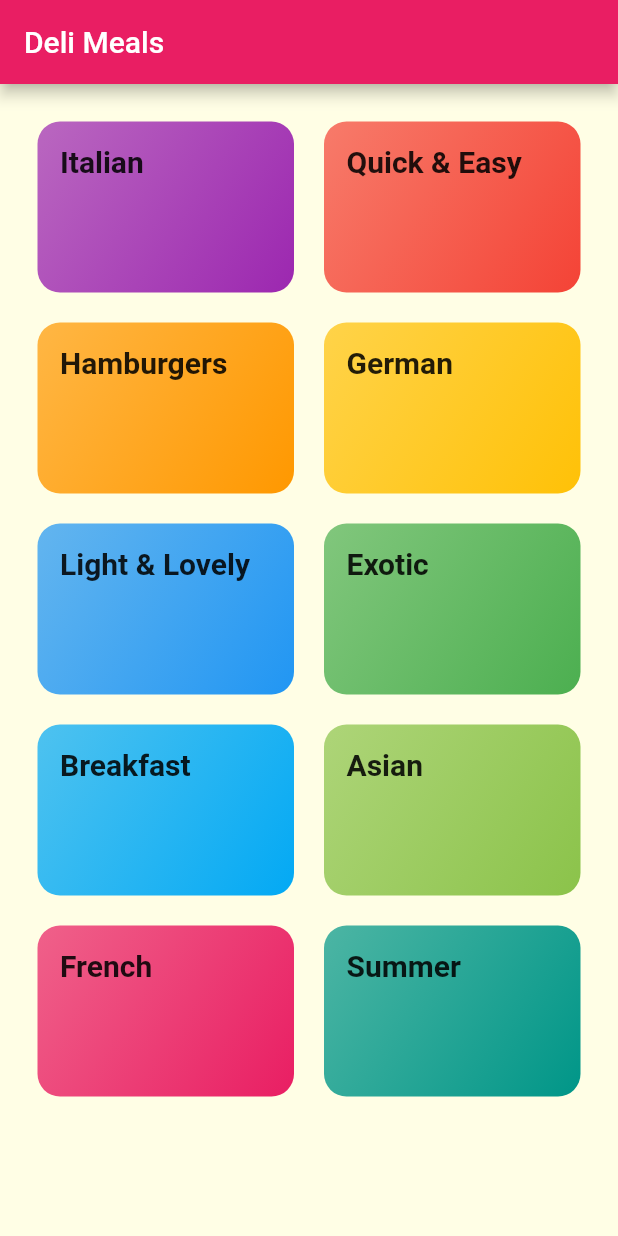
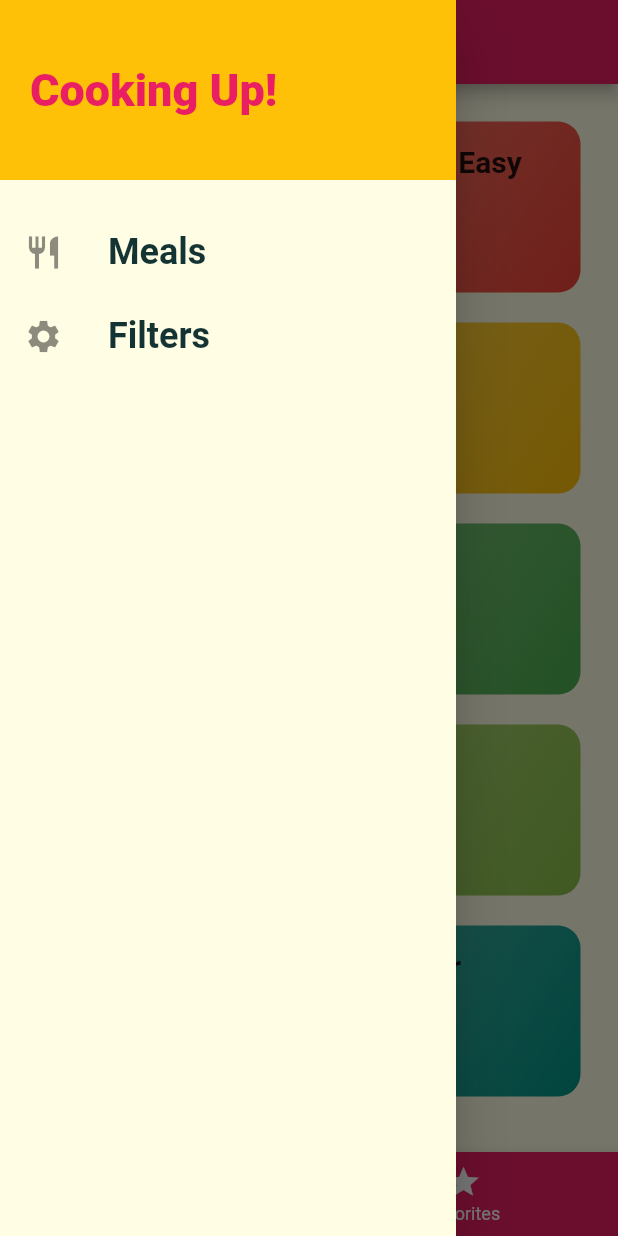
Before and after one commit to ogomegbunam/Meal-app, a Flutter app: the screen it shows after launch, with the side drawer open (before the commit the screen has no drawer), on a phone screen of 412 x 824 dp. Run offline on Flutter 3.47's test engine with Material 2 defaults, Android fonts, the phone set to English and light mode, and no system bars; Roboto replaces fonts that are missing (Raleway, RobotoCondensed).

Commit message:
Added Tab Bar and Drawers

```diff
--- a/lib/main.dart
+++ b/lib/main.dart
@@ -2,6 +2,7 @@ import 'package:flutter/material.dart';
 import 'package:meal_app/screens/categories_screen.dart';
 import 'package:meal_app/screens/category_meal_screen.dart';
 
+import './screens/tabs_screen.dart';
 import './screens/meal_detail_screen.dart';
 import './screens/category_meal_screen.dart';
 import './screens/categories_screen.dart';
@@ -32,11 +33,26 @@ class MyApp extends StatelessWidget {
             )),
       ),
       // home: CategoriesScreen(),
-      initialRoute: '/', // default is '/'
+      initialRoute: '/',
+      // default is '/'
       routes: {
-        '/': (ctx) => CategoriesScreen(),
+        '/': (ctx) => TabsScreen(),
         CategoryMealsScreen.routeName: (ctx) => CategoryMealsScreen(),
         MealDetailScreen.routeName: (ctx) => MealDetailScreen(),
+      },
+      onGenerateRoute: (settings) {
+        print(settings.arguments);
+        // if (settings.name == '/meal-detail') {
+        //   return ...;
+        // } else if (settings.name == '/something-else') {
+        //   return ...;
+        // }
+        // return MaterialPageRoute(builder: (ctx) => CategoriesScreen(),);
+      },
+      onUnknownRoute: (settings) {
+        return MaterialPageRoute(
+          builder: (ctx) => CategoriesScreen(),
+        );
       },
     );
   }
--- a/lib/screens/categories_screen.dart
+++ b/lib/screens/categories_screen.dart
@@ -5,11 +5,7 @@ import '../widgets/category_item.dart';
 class CategoriesScreen extends StatelessWidget {
   @override
   Widget build(BuildContext context) {
-    return Scaffold(
-      appBar: AppBar(
-        title: const Text('Deli Meals'),
-      ),
-      body: GridView(
+    return GridView(
       padding: const EdgeInsets.all(25),
       children: DUMMY_CATEGORIES
           .map((catData) =>
@@ -21,7 +17,6 @@ class CategoriesScreen extends StatelessWidget {
         crossAxisSpacing: 20,
         mainAxisSpacing: 20,
       ),
-      ),
     );
   }
 }
--- /dev/null
+++ b/lib/screens/tabs_screen.dart
@@ -0,0 +1,61 @@
+import 'package:flutter/material.dart';
+
+import '../widgets/main_drawer.dart';
+import './favorites_screen.dart';
+import './categories_screen.dart';
+
+class TabsScreen extends StatefulWidget {
+  @override
+  _TabsScreenState createState() => _TabsScreenState();
+}
+
+class _TabsScreenState extends State<TabsScreen> {
+  final List<Map<String, Object>> _pages = [
+    {
+      'page': CategoriesScreen(),
+      'title': 'Categories',
+    },
+    {
+      'page': FavoritesScreen(),
+      'title': 'Your Favorite',
+    },
+  ];
+  int _selectedPageIndex = 0;
+
+  void _selectPage(int index) {
+    setState(() {
+      _selectedPageIndex = index;
+    });
+  }
+
+  @override
+  Widget build(BuildContext context) {
+    return Scaffold(
+      appBar: AppBar(
+        title: Text(_pages[_selectedPageIndex]['title']),
+      ),
+      drawer: MainDrawer(),
+      body: _pages[_selectedPageIndex]['page'],
+      bottomNavigationBar: BottomNavigationBar(
+        onTap: _selectPage,
+        backgroundColor: Theme.of(context).primaryColor,
+        unselectedItemColor: Colors.white,
+        selectedItemColor: Theme.of(context).accentColor,
+        currentIndex: _selectedPageIndex,
+        // type: BottomNavigationBarType.fixed,
+        items: [
+          BottomNavigationBarItem(
+            backgroundColor: Theme.of(context).primaryColor,
+            icon: Icon(Icons.category),
+            title: Text('Categories'),
+          ),
+          BottomNavigationBarItem(
+            backgroundColor: Theme.of(context).primaryColor,
+            icon: Icon(Icons.star),
+            title: Text('Favorites'),
+          ),
+        ],
+      ),
+    );
+  }
+}
--- /dev/null
+++ b/lib/widgets/main_drawer.dart
@@ -0,0 +1,58 @@
+import 'package:flutter/material.dart';
+
+class MainDrawer extends StatelessWidget {
+  Widget buildListTile(String title, IconData icon) {
+    return ListTile(
+      leading: Icon(
+        icon,
+        size: 26,
+      ),
+      title: Text(
+        title,
+        style: TextStyle(
+          fontFamily: 'RobotoCondensed',
+          fontSize: 24,
+          fontWeight: FontWeight.bold,
+        ),
+      ),
+      onTap: () {
+        // ...
+      },
+    );
+  }
+
+  @override
+  Widget build(BuildContext context) {
+    return Drawer(
+      child: Column(
+        children: <Widget>[
+          Container(
+            height: 120,
+            width: double.infinity,
+            padding: EdgeInsets.all(20),
+            alignment: Alignment.centerLeft,
+            color: Theme.of(context).accentColor,
+            child: Text(
+              'Cooking Up!',
+              style: TextStyle(
+                  fontWeight: FontWeight.w900,
+                  fontSize: 30,
+                  color: Theme.of(context).primaryColor),
+            ),
+          ),
+          SizedBox(
+            height: 20,
+          ),
+          buildListTile(
+            'Meals',
+            Icons.restaurant,
+          ),
+          buildListTile(
+            'Filters',
+            Icons.settings,
+          ),
+        ],
+      ),
+    );
+  }
+}
```
Also changed, not shown: lib/screens/favorites_screen.dart (added, +10 -0 lines), lib/screens/meal_detail_screen.dart (+76 -3 lines). Lines whose indentation alone changed are shown as unchanged.
